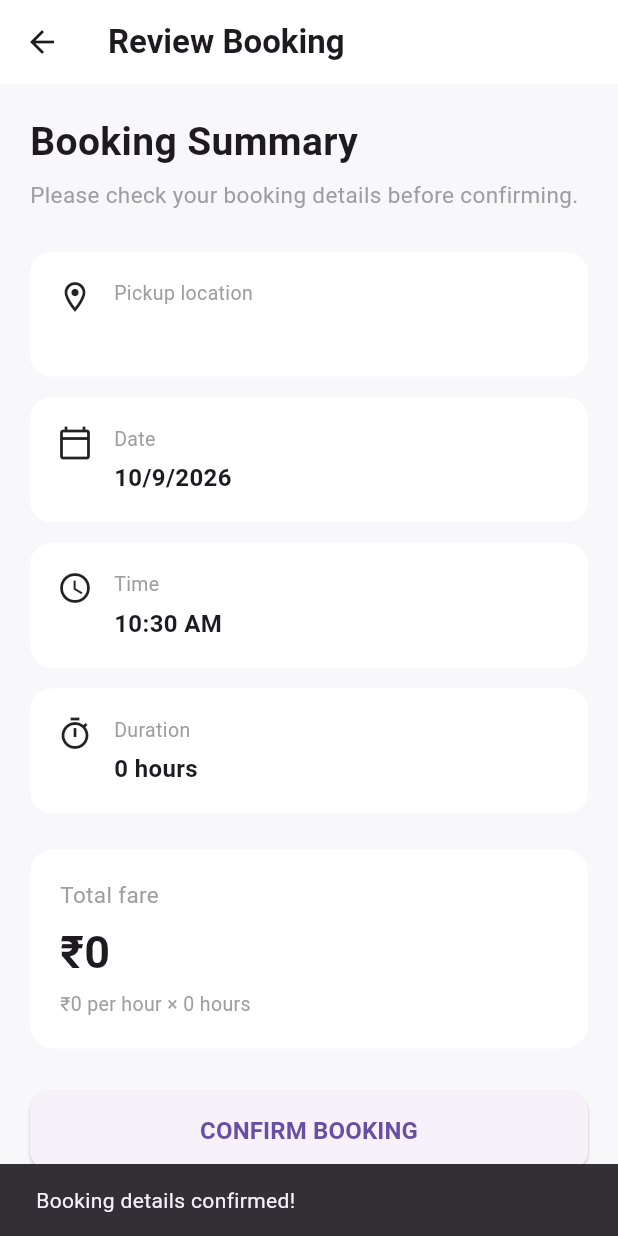
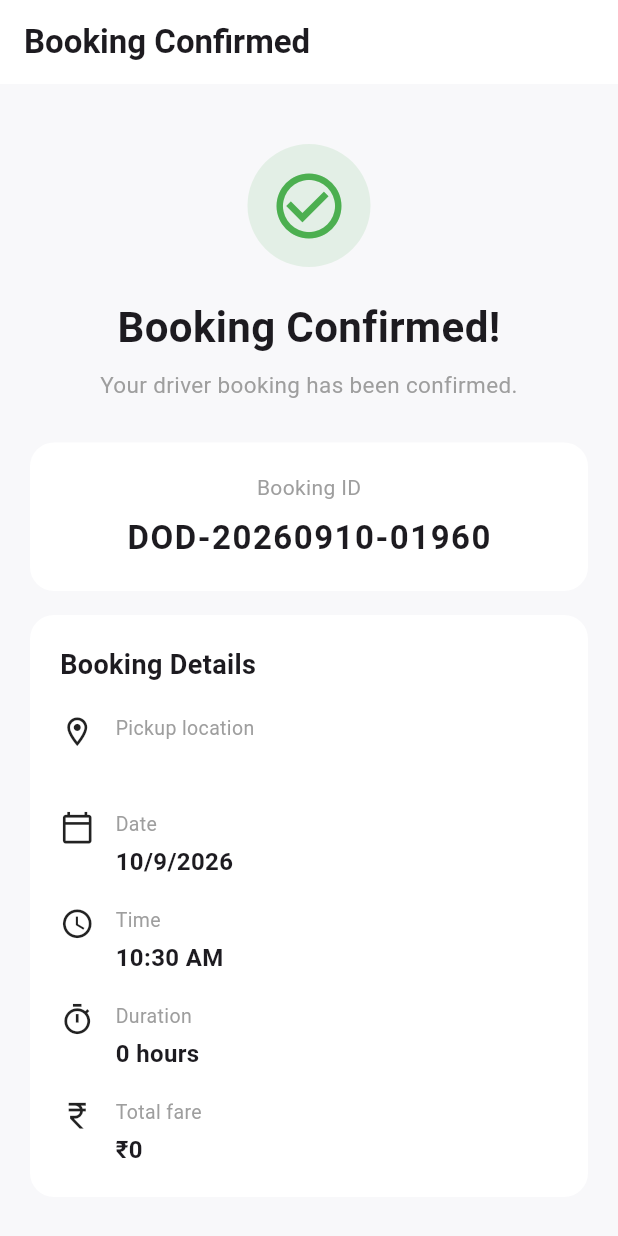
Before and after one commit to Jyotsnakapoor123/Driver-on-Demand, a Flutter app: the BookingSummaryScreen screen opened directly with empty values, after a tap on "CONFIRM BOOKING", on a phone screen of 412 x 824 dp. Run offline on Flutter 3.47's test engine with Material 3 defaults, Android fonts, the phone set to English and light mode, and no system bars; our stand-ins replace geolocator; missing offline and left inert: mappls_gl.

Commit message:
feat: add booking confirmation screen

```diff
--- /dev/null
+++ b/lib/booking_confirmation_screen.dart
@@ -0,0 +1,259 @@
+import 'package:flutter/material.dart';
+
+class BookingConfirmationScreen extends StatelessWidget {
+  final String bookingId;
+  final String pickupAddress;
+  final DateTime selectedDate;
+  final TimeOfDay selectedTime;
+  final int hours;
+  final int totalFare;
+
+  const BookingConfirmationScreen({
+    super.key,
+    required this.bookingId,
+    required this.pickupAddress,
+    required this.selectedDate,
+    required this.selectedTime,
+    required this.hours,
+    required this.totalFare,
+  });
+
+  @override
+  Widget build(BuildContext context) {
+    return Scaffold(
+      backgroundColor: const Color(0xFFF8F8FA),
+      appBar: AppBar(
+        backgroundColor: Colors.white,
+        elevation: 0,
+        automaticallyImplyLeading: false,
+        title: const Text(
+          'Booking Confirmed',
+          style: TextStyle(
+            fontWeight: FontWeight.bold,
+          ),
+        ),
+      ),
+      body: SingleChildScrollView(
+        padding: const EdgeInsets.all(20),
+        child: Column(
+          children: [
+            const SizedBox(height: 20),
+
+            // Success icon
+            Container(
+              width: 82,
+              height: 82,
+              decoration: BoxDecoration(
+                color: Colors.green.withValues(alpha: 0.12),
+                shape: BoxShape.circle,
+              ),
+              child: const Icon(
+                Icons.check_circle_outline,
+                size: 52,
+                color: Colors.green,
+              ),
+            ),
+
+            const SizedBox(height: 20),
+
+            const Text(
+              'Booking Confirmed!',
+              textAlign: TextAlign.center,
+              style: TextStyle(
+                fontSize: 28,
+                fontWeight: FontWeight.bold,
+              ),
+            ),
+
+            const SizedBox(height: 8),
+
+            const Text(
+              'Your driver booking has been confirmed.',
+              textAlign: TextAlign.center,
+              style: TextStyle(
+                fontSize: 15,
+                color: Colors.grey,
+              ),
+            ),
+
+            const SizedBox(height: 28),
+
+            // Booking ID
+            Container(
+              width: double.infinity,
+              padding: const EdgeInsets.all(20),
+              decoration: BoxDecoration(
+                color: Colors.white,
+                borderRadius: BorderRadius.circular(16),
+              ),
+              child: Column(
+                children: [
+                  const Text(
+                    'Booking ID',
+                    style: TextStyle(
+                      fontSize: 14,
+                      color: Colors.grey,
+                    ),
+                  ),
+                  const SizedBox(height: 8),
+                  Text(
+                    bookingId,
+                    style: const TextStyle(
+                      fontSize: 22,
+                      fontWeight: FontWeight.bold,
+                      letterSpacing: 1,
+                    ),
+                  ),
+                ],
+              ),
+            ),
+
+            const SizedBox(height: 16),
+
+            // Booking details
+            Container(
+              width: double.infinity,
+              padding: const EdgeInsets.all(20),
+              decoration: BoxDecoration(
+                color: Colors.white,
+                borderRadius: BorderRadius.circular(16),
+              ),
+              child: Column(
+                crossAxisAlignment: CrossAxisAlignment.start,
+                children: [
+                  const Text(
+                    'Booking Details',
+                    style: TextStyle(
+                      fontSize: 18,
+                      fontWeight: FontWeight.bold,
+                    ),
+                  ),
+
+                  const SizedBox(height: 20),
+
+                  _DetailRow(
+                    icon: Icons.location_on_outlined,
+                    title: 'Pickup location',
+                    value: pickupAddress,
+                  ),
+
+                  const SizedBox(height: 18),
+
+                  _DetailRow(
+                    icon: Icons.calendar_today_outlined,
+                    title: 'Date',
+                    value:
+                        '${selectedDate.day}/${selectedDate.month}/${selectedDate.year}',
+                  ),
+
+                  const SizedBox(height: 18),
+
+                  _DetailRow(
+                    icon: Icons.access_time,
+                    title: 'Time',
+                    value: selectedTime.format(context),
+                  ),
+
+                  const SizedBox(height: 18),
+
+                  _DetailRow(
+                    icon: Icons.timer_outlined,
+                    title: 'Duration',
+                    value:
+                        '$hours ${hours == 1 ? 'hour' : 'hours'}',
+                  ),
+
+                  const SizedBox(height: 18),
+
+                  _DetailRow(
+                    icon: Icons.currency_rupee,
+                    title: 'Total fare',
+                    value: '₹$totalFare',
+                  ),
+                ],
+              ),
+            ),
+
+            const SizedBox(height: 28),
+
+            // Done button
+            SizedBox(
+              width: double.infinity,
+              height: 54,
+              child: ElevatedButton(
+                onPressed: () {
+                  Navigator.popUntil(
+                    context,
+                    (route) => route.isFirst,
+                  );
+                },
+                style: ElevatedButton.styleFrom(
+                  shape: RoundedRectangleBorder(
+                    borderRadius: BorderRadius.circular(14),
+                  ),
+                ),
+                child: const Text(
+                  'DONE',
+                  style: TextStyle(
+                    fontSize: 16,
+                    fontWeight: FontWeight.bold,
+                  ),
+                ),
+              ),
+            ),
+
+            const SizedBox(height: 20),
+          ],
+        ),
+      ),
+    );
+  }
+}
+
+class _DetailRow extends StatelessWidget {
+  final IconData icon;
+  final String title;
+  final String value;
+
+  const _DetailRow({
+    required this.icon,
+    required this.title,
+    required this.value,
+  });
+
+  @override
+  Widget build(BuildContext context) {
+    return Row(
+      crossAxisAlignment: CrossAxisAlignment.start,
+      children: [
+        Icon(
+          icon,
+          size: 23,
+        ),
+        const SizedBox(width: 14),
+        Expanded(
+          child: Column(
+            crossAxisAlignment: CrossAxisAlignment.start,
+            children: [
+              Text(
+                title,
+                style: const TextStyle(
+                  fontSize: 13,
+                  color: Colors.grey,
+                ),
+              ),
+              const SizedBox(height: 4),
+              Text(
+                value,
+                style: const TextStyle(
+                  fontSize: 16,
+                  fontWeight: FontWeight.bold,
+                ),
+              ),
+            ],
+          ),
+        ),
+      ],
+    );
+  }
+}
--- a/lib/booking_summary_screen.dart
+++ b/lib/booking_summary_screen.dart
@@ -1,5 +1,6 @@
 import 'package:flutter/material.dart';
 import 'package:mappls_gl/mappls_gl.dart';
+import 'booking_confirmation_screen.dart';
 
 class BookingSummaryScreen extends StatelessWidget {
   final LatLng pickupLocation;
@@ -135,10 +136,21 @@ class BookingSummaryScreen extends StatelessWidget {
               height: 54,
               child: ElevatedButton(
                 onPressed: () {
-                  ScaffoldMessenger.of(context).showSnackBar(
-                    const SnackBar(
-                      content: Text(
-                        'Booking details confirmed!',
+                  final now = DateTime.now();
+
+                  final bookingId =
+                      'DOD-${now.year}${now.month.toString().padLeft(2, '0')}${now.day.toString().padLeft(2, '0')}-${now.millisecondsSinceEpoch.toString().substring(8)}';
+
+                  Navigator.push(
+                    context,
+                    MaterialPageRoute(
+                      builder: (context) => BookingConfirmationScreen(
+                        bookingId: bookingId,
+                        pickupAddress: pickupAddress,
+                        selectedDate: selectedDate,
+                        selectedTime: selectedTime,
+                        hours: hours,
+                        totalFare: totalFare,
                       ),
                     ),
                   );
```
